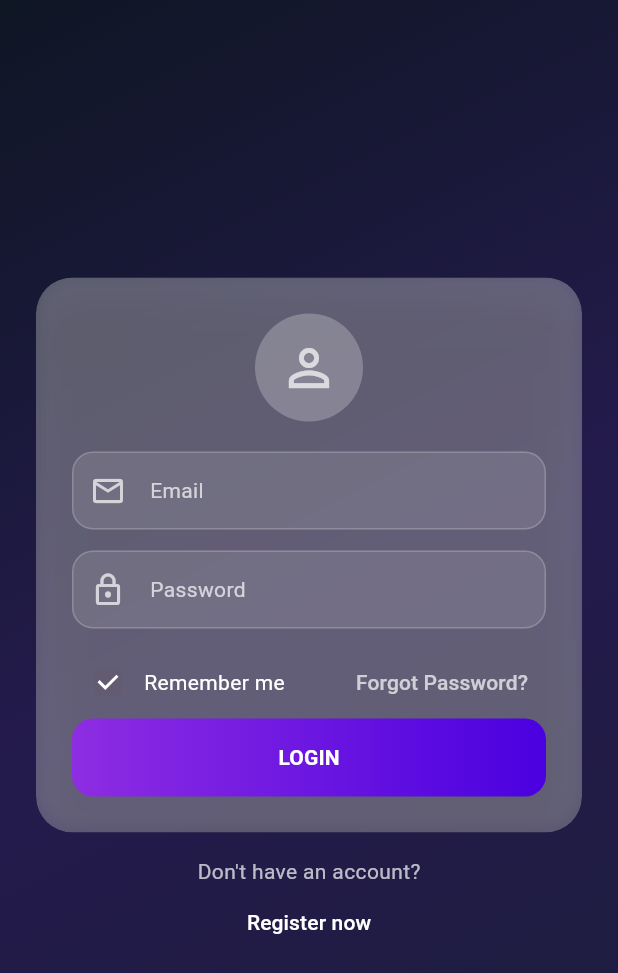
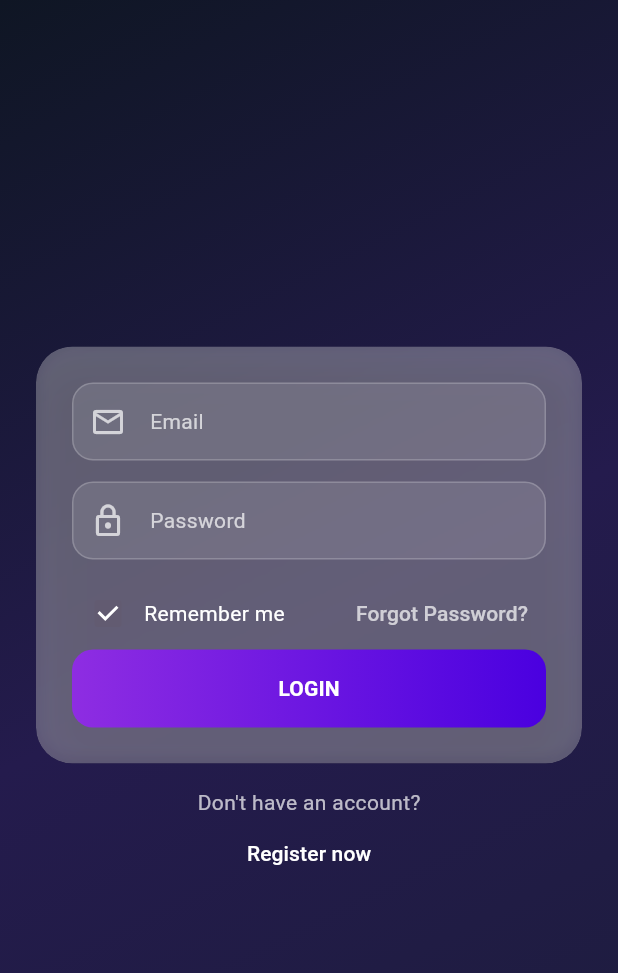
Before and after one commit to DanielPalmSie/matching-service-mobile, a Flutter app: the screen it shows after launch, on a phone screen of 412 x 824 dp. Shown: the top 973 px of the screen. Run offline on Flutter 3.47's test engine with Material 3 defaults, Android fonts, the phone set to English and light mode, and no system bars; our stand-ins replace shared_preferences.

Commit message:
Remove login avatar icon

```diff
--- a/lib/features/auth/presentation/login_screen.dart
+++ b/lib/features/auth/presentation/login_screen.dart
@@ -65,12 +65,6 @@ class _LoginScreenState extends State<LoginScreen> {
                           return Column(
                             mainAxisSize: MainAxisSize.min,
                             children: [
-                              const CircleAvatar(
-                                radius: 36,
-                                backgroundColor: Colors.white24,
-                                child: Icon(Icons.person_outline, color: Colors.white70, size: 40),
-                              ),
-                              const SizedBox(height: 20),
                               Form(
                                 key: _formKey,
                                 child: Column(
```
